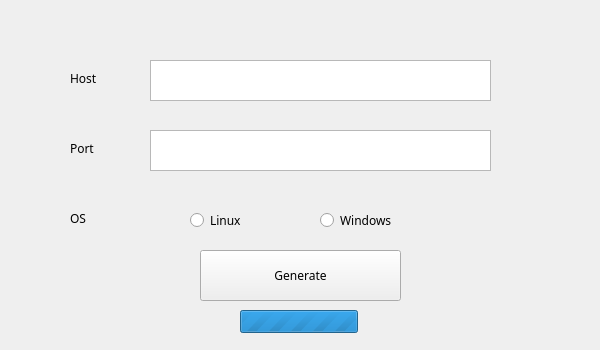
Old version of the form src/operator/gui/resources/ui/generate_screen.ui in the repository ProDefense/Avocado.
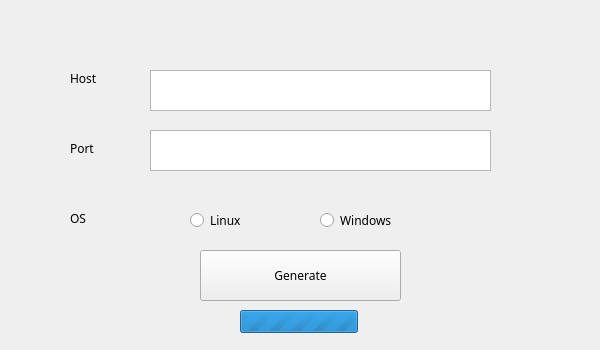
New version of the form.

```diff
--- a/src/operator/gui/resources/ui/generate_screen.ui
+++ b/src/operator/gui/resources/ui/generate_screen.ui
@@ -55,7 +55,7 @@
       <property name="geometry">
        <rect>
         <x>150</x>
-        <y>130</y>
+        <y>70</y>
         <width>341</width>
         <height>41</height>
        </rect>
@@ -65,7 +65,7 @@
       <property name="geometry">
        <rect>
         <x>150</x>
-        <y>60</y>
+        <y>130</y>
         <width>341</width>
         <height>41</height>
        </rect>
```
Left out of the diff: 4 changed lines with no effect on the pictures.
